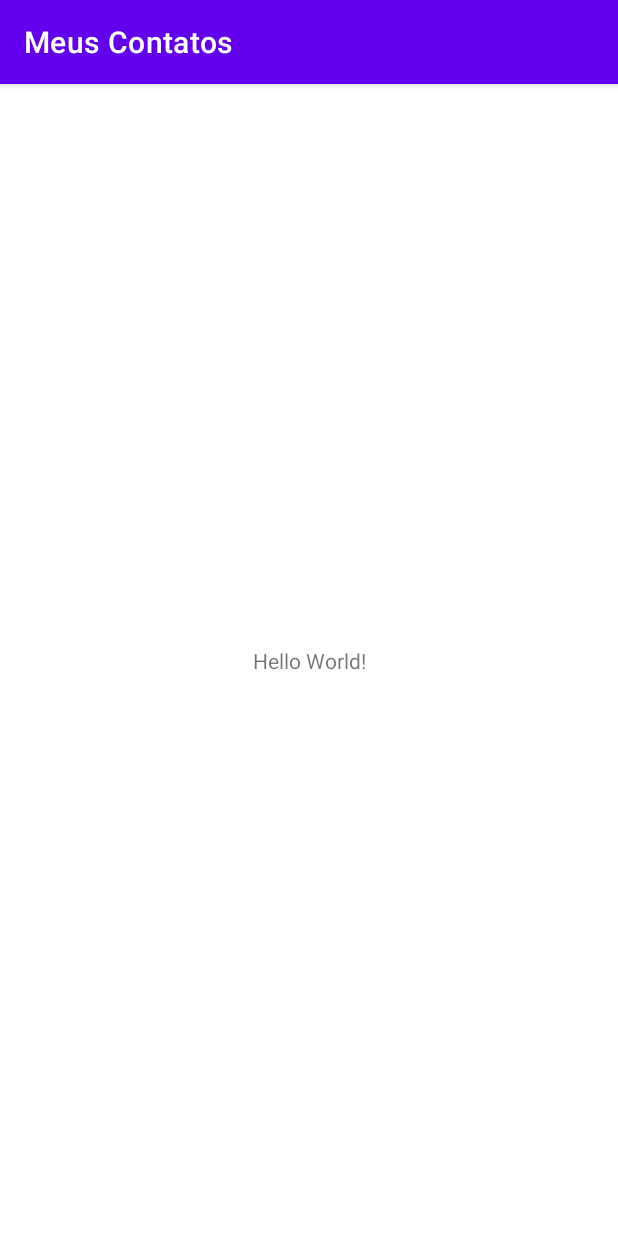
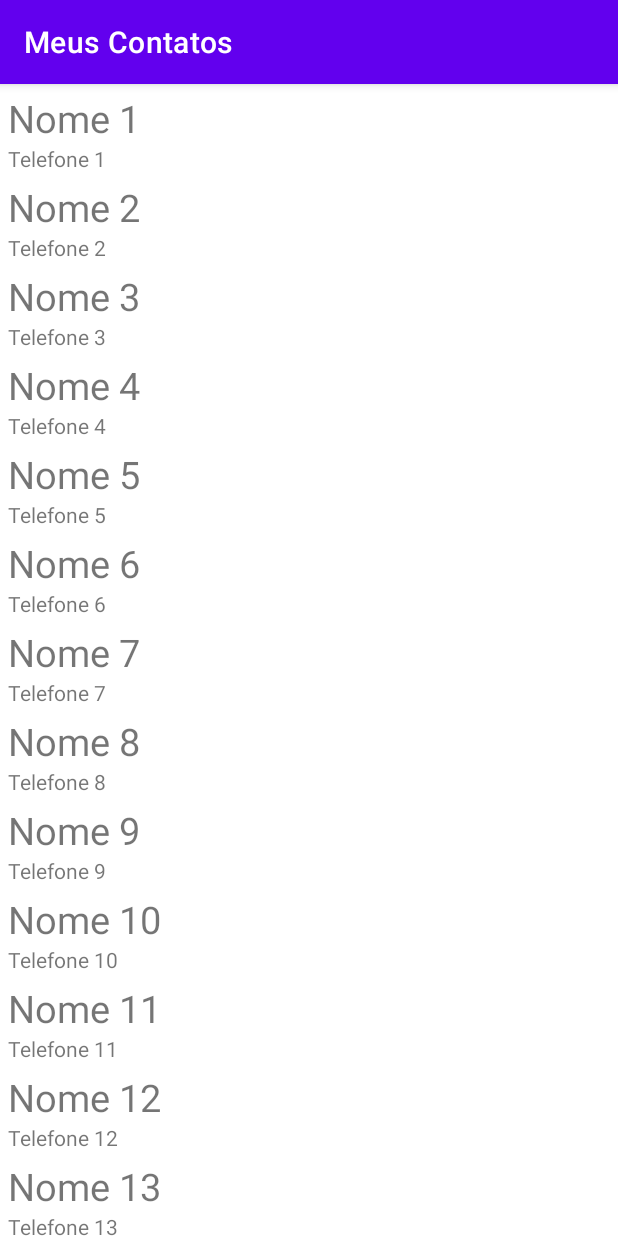
Before and after one commit to MessiasOli/MeusContatos, an Android app: the screen it shows after launch (MainActivity), on a phone screen of 412 x 824 dp. Run offline under Robolectric (Android 15) with nearby library versions, the phone set to English and light mode, and no system bars.

```diff
--- a/app/build.gradle
+++ b/app/build.gradle
@@ -1,8 +1,11 @@
 plugins {
     id 'com.android.application'
     id 'kotlin-android'
-    id 'kotlin-parcelize'
+    id 'kotlin-android-extensions'
+    //id 'kotlin-parcelize' - Versão antiga
 }
+
+//apply plugin 'kotlin-parcelize'
 
 android {
     compileSdkVersion 30
@@ -32,9 +35,9 @@ android {
         jvmTarget = '1.8'
     }
     //Ativando Binding de Views para o módulo meus contatos.app
-    viewBinding{
-        enabled = true
-    }
+//    viewBinding{
+//        enabled = true
+//    }
 }
 
 dependencies {
@@ -47,5 +50,5 @@ dependencies {
     testImplementation 'junit:junit:4.+'
     androidTestImplementation 'androidx.test.ext:junit:1.1.2'
     androidTestImplementation 'androidx.test.espresso:espresso-core:3.3.0'
-    implementation 'android.recyclerview:recyclerview:1.1.0'
+    implementation 'androidx.recyclerview:recyclerview:1.1.0'
 }
--- a/app/src/main/AndroidManifest.xml
+++ b/app/src/main/AndroidManifest.xml
@@ -9,7 +9,7 @@
         android:roundIcon="@mipmap/ic_launcher_round"
         android:supportsRtl="true"
         android:theme="@style/Theme.MeusContatos">
-        <activity android:name=".MainActivity">
+        <activity android:name=".view.MainActivity">
             <intent-filter>
                 <action android:name="android.intent.action.MAIN" />
 
--- a/app/src/main/java/com/messiasoli/meuscontatos/MainActivity.kt
+++ /dev/null
@@ -1,11 +0,0 @@
-package com.messiasoli.meuscontatos
-
-import androidx.appcompat.app.AppCompatActivity
-import android.os.Bundle
-
-class MainActivity : AppCompatActivity() {
-    override fun onCreate(savedInstanceState: Bundle?) {
-        super.onCreate(savedInstanceState)
-        setContentView(R.layout.activity_main)
-    }
-}
--- /dev/null
+++ b/app/src/main/java/com/messiasoli/meuscontatos/adapter/ContatosAdapter.kt
@@ -0,0 +1,54 @@
+package com.messiasoli.meuscontatos.adapter
+
+import android.view.LayoutInflater
+import android.view.View
+import android.view.ViewGroup
+import android.widget.TextView
+import androidx.recyclerview.widget.RecyclerView
+import com.messiasoli.meuscontatos.R
+import com.messiasoli.meuscontatos.model.Contato
+
+class ContatosAdapter(
+    private val contatosList: MutableList<Contato>,
+    private val onContatoClickListener: OnContatoClickListener
+): RecyclerView.Adapter<ContatosAdapter.ContatoViewHolder>() {
+
+    inner class ContatoViewHolder(layoutContatoView: View):
+        RecyclerView.ViewHolder(layoutContatoView) {
+        val nomeTv: TextView = layoutContatoView.findViewById(R.id.nomeTv)
+        val telefoneTv: TextView = layoutContatoView.findViewById(R.id.telefoneTv)
+    }
+
+    // Chamado pelo LayoutManager para criar uma nova View
+    override fun onCreateViewHolder(parent: ViewGroup, viewType: Int): ContatoViewHolder {
+        // Cria uma nova View
+        val layoutContatoView: View = LayoutInflater
+            .from(parent
+                .context)
+            .inflate(R.layout.layout_contato, parent, false)
+
+        // Criar e retorna um ViewHolder associado a nova View
+        return ContatoViewHolder(layoutContatoView)
+    }
+
+    // Chamado pelo ViewHolder para alterar o conteúdo de uma View
+    override fun onBindViewHolder(holder: ContatoViewHolder, position: Int) {
+        // Busca o contato para pegar os valores
+        val contato = contatosList[position]
+
+        // Seta os novos valores no ViewHolder
+        holder.nomeTv.text = contato.nome
+        holder.telefoneTv.text = contato.telefone
+        // Seta o onClickListener da View associada ao ViewHolder como uma lambda que
+        // chama a função definida na interface OnContatoClick, implementada na Activity e
+        // recebida como parâmetro no construtor do Adapter. Ou seja, ao ser clicada a
+        // View terá chamará a função definida na Activity passando a posição
+        holder.itemView.setOnClickListener{
+            onContatoClickListener.onContatoClick(position)
+        }
+    }
+
+    // Chamado pelo LayoutManager para buscar a quantidade de dados e preparar a quanti
+    // dade de Views e ViewHolders
+    override fun getItemCount(): Int = contatosList.size
+}
--- /dev/null
+++ b/app/src/main/java/com/messiasoli/meuscontatos/adapter/OnContatoClickListener.kt
@@ -0,0 +1,5 @@
+package com.messiasoli.meuscontatos.adapter
+
+interface OnContatoClickListener {
+    fun onContatoClick(position: Int)
+}
--- /dev/null
+++ b/app/src/main/java/com/messiasoli/meuscontatos/model/Contato.kt
@@ -0,0 +1,10 @@
+package com.messiasoli.meuscontatos.model
+import android.os.Parcelable
+import kotlinx.android.parcel.Parcelize
+
+@Parcelize
+data class Contato(
+    val nome: String = "",
+    var telefone: String = "",
+    var email: String = ""
+):Parcelable
--- /dev/null
+++ b/app/src/main/java/com/messiasoli/meuscontatos/view/MainActivity.kt
@@ -0,0 +1,55 @@
+package com.messiasoli.meuscontatos.view
+
+import androidx.appcompat.app.AppCompatActivity
+import android.os.Bundle
+import android.provider.ContactsContract
+import android.widget.LinearLayout
+import android.widget.Toast
+import androidx.recyclerview.widget.LinearLayoutManager
+import com.messiasoli.meuscontatos.R
+import com.messiasoli.meuscontatos.adapter.ContatosAdapter
+import com.messiasoli.meuscontatos.adapter.OnContatoClickListener
+import com.messiasoli.meuscontatos.model.Contato
+import kotlinx.android.synthetic.main.activity_main.*
+
+class MainActivity : AppCompatActivity(), OnContatoClickListener {
+    // Data source do Adapter
+    private lateinit var contatoList: MutableList<Contato>
+
+    private lateinit var contatosAdapter: ContatosAdapter
+
+    private lateinit var contatosLayoutManager: LinearLayoutManager
+
+    override fun onCreate(savedInstanceState: Bundle?) {
+        super.onCreate(savedInstanceState)
+        setContentView(R.layout.activity_main)
+
+        //Inicializando Lista de contatos para o Adapter
+        contatoList = mutableListOf()
+        for(i in 1..50){
+            contatoList.add(
+                Contato(
+                    "Nome $i",
+                    "Telefone $i",
+                    "Email $i"
+                )
+            )
+        }
+
+        //Instanciando o LayoutManager
+        contatosLayoutManager = LinearLayoutManager(this)
+
+        //Intanciando
+        contatosAdapter = ContatosAdapter(contatoList, this)
+
+        //Associar o Adapter e o LayoutManager com o RecyclerView
+        listaContatosRv.adapter = contatosAdapter
+        listaContatosRv.layoutManager = contatosLayoutManager
+    }
+
+    override fun onContatoClick(position: Int) {
+        //Recuperar o contato clicado
+        val contato: Contato = contatoList[position]
+        Toast.makeText(this, contato.nome, Toast.LENGTH_SHORT).show()
+    }
+}
--- a/app/src/main/res/layout/activity_main.xml
+++ b/app/src/main/res/layout/activity_main.xml
@@ -1,18 +1,9 @@
 <?xml version="1.0" encoding="utf-8"?>
-<androidx.constraintlayout.widget.ConstraintLayout xmlns:android="http://schemas.android.com/apk/res/android"
+<androidx.recyclerview.widget.RecyclerView
+    xmlns:android="http://schemas.android.com/apk/res/android"
     xmlns:app="http://schemas.android.com/apk/res-auto"
     xmlns:tools="http://schemas.android.com/tools"
     android:layout_width="match_parent"
     android:layout_height="match_parent"
-    tools:context=".MainActivity">
-
-    <TextView
-        android:layout_width="wrap_content"
-        android:layout_height="wrap_content"
-        android:text="Hello World!"
-        app:layout_constraintBottom_toBottomOf="parent"
-        app:layout_constraintLeft_toLeftOf="parent"
-        app:layout_constraintRight_toRightOf="parent"
-        app:layout_constraintTop_toTopOf="parent" />
-
-</androidx.constraintlayout.widget.ConstraintLayout>
+    tools:context=".view.MainActivity"
+    android:id="@+id/listaContatosRv"/>
--- /dev/null
+++ b/app/src/main/res/layout/layout_contato.xml
@@ -0,0 +1,27 @@
+<?xml version="1.0" encoding="utf-8"?>
+<androidx.constraintlayout.widget.ConstraintLayout xmlns:android="http://schemas.android.com/apk/res/android"    xmlns:app="http://schemas.android.com/apk/res-auto"    android:layout_width="match_parent"
+    android:layout_height="wrap_content">
+
+    <TextView
+        android:id="@+id/nomeTv"
+        android:layout_width="0dp"
+        android:layout_height="wrap_content"
+        android:text="@string/nome"
+        android:textSize="25sp"
+        android:paddingTop="5dp"
+        android:paddingStart="5dp"
+        app:layout_constraintEnd_toEndOf="parent"
+        app:layout_constraintStart_toStartOf="parent"
+        app:layout_constraintTop_toTopOf="parent" />
+
+    <TextView
+        android:id="@+id/telefoneTv"
+        android:layout_width="0dp"
+        android:layout_height="wrap_content"
+        android:text="@string/telefone"
+        android:paddingStart="5dp"
+        app:layout_constraintEnd_toEndOf="parent"
+        app:layout_constraintStart_toStartOf="parent"
+        app:layout_constraintTop_toBottomOf="@+id/nomeTv" />
+
+</androidx.constraintlayout.widget.ConstraintLayout>
--- a/app/src/main/res/values/strings.xml
+++ b/app/src/main/res/values/strings.xml
@@ -1,3 +1,5 @@
 <resources>
     <string name="app_name">Meus Contatos</string>
+    <string name="nome">Nome</string>
+    <string name="telefone">Telefone</string>
 </resources>
```
